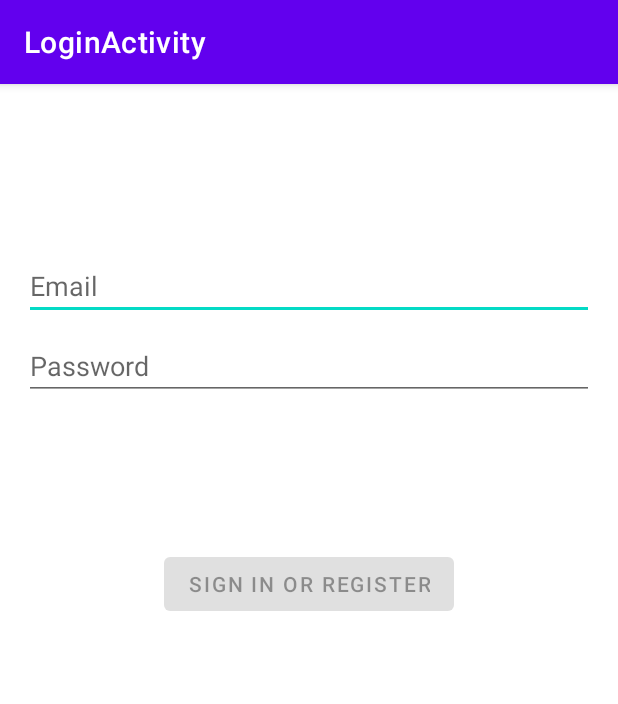
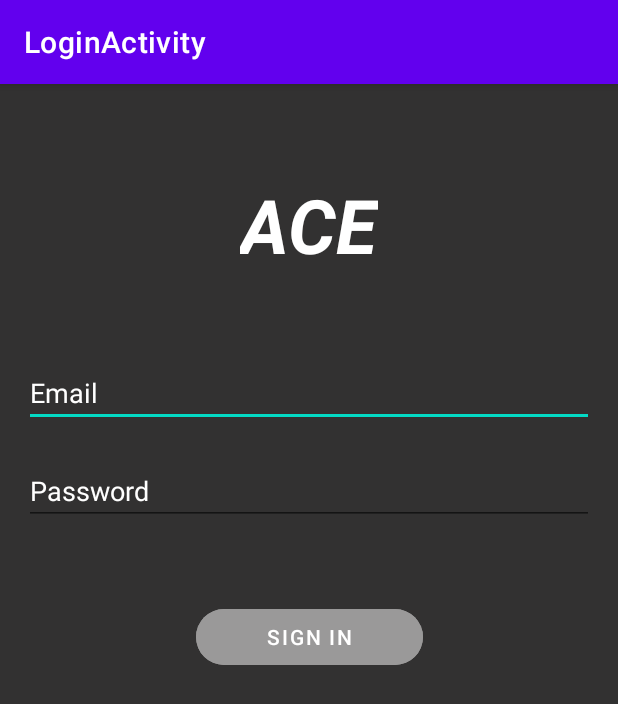
Before and after one commit to saymaakhan/ece452-project, an Android app: the LoginActivity screen opened directly, with no data from a screen before it, on a phone screen of 412 x 824 dp. Shown: the top 704 px of the screen. Run offline under Robolectric (Android 15) with nearby library versions, the phone set to English and light mode, and no system bars.

Commit message:
Changed UI of login page to match mockup

```diff
--- a/Ace/app/src/main/res/layout/activity_login.xml
+++ b/Ace/app/src/main/res/layout/activity_login.xml
@@ -9,50 +9,58 @@
     android:paddingTop="@dimen/activity_vertical_margin"
     android:paddingRight="@dimen/activity_horizontal_margin"
     android:paddingBottom="@dimen/activity_vertical_margin"
+    android:background="#323131"
     tools:context=".ui.login.LoginActivity">
 
     <EditText
         android:id="@+id/username"
         android:layout_width="0dp"
         android:layout_height="wrap_content"
-        android:layout_marginTop="96dp"
+        android:layout_marginTop="56dp"
         android:autofillHints="@string/prompt_email"
         android:hint="@string/prompt_email"
         android:inputType="textEmailAddress"
         android:selectAllOnFocus="true"
+        android:textColor="#FFFFFF"
+        android:textColorHint="#FFFFFF"
         app:layout_constraintEnd_toEndOf="parent"
         app:layout_constraintStart_toStartOf="parent"
-        app:layout_constraintTop_toTopOf="parent" />
+        app:layout_constraintTop_toBottomOf="@+id/textView5" />
 
     <EditText
         android:id="@+id/password"
         android:layout_width="0dp"
         android:layout_height="wrap_content"
-        android:layout_marginTop="8dp"
+        android:layout_marginTop="20dp"
         android:autofillHints="@string/prompt_password"
         android:hint="@string/prompt_password"
         android:imeActionLabel="@string/action_sign_in_short"
         android:imeOptions="actionDone"
         android:inputType="textPassword"
         android:selectAllOnFocus="true"
+        android:textColor="#FFFFFF"
+        android:textColorHint="#FFFFFF"
         app:layout_constraintEnd_toEndOf="parent"
+        app:layout_constraintHorizontal_bias="0.187"
         app:layout_constraintStart_toStartOf="parent"
         app:layout_constraintTop_toBottomOf="@+id/username" />
 
     <Button
         android:id="@+id/login"
-        android:layout_width="wrap_content"
-        android:layout_height="wrap_content"
+        android:layout_width="151dp"
+        android:layout_height="49dp"
         android:layout_gravity="start"
-        android:layout_marginTop="16dp"
-        android:layout_marginBottom="64dp"
+        android:backgroundTint="#9A9999"
         android:enabled="false"
-        android:text="@string/action_sign_in"
+        android:text="SIGN IN"
+        android:textColor="#FFFFFF"
+        android:textColorHint="#FFFFFF"
+        app:cornerRadius="32dp"
         app:layout_constraintBottom_toBottomOf="parent"
         app:layout_constraintEnd_toEndOf="parent"
         app:layout_constraintStart_toStartOf="parent"
         app:layout_constraintTop_toBottomOf="@+id/password"
-        app:layout_constraintVertical_bias="0.2" />
+        app:layout_constraintVertical_bias="0.123" />
 
     <ProgressBar
         android:id="@+id/loading"
@@ -68,4 +76,19 @@
         app:layout_constraintTop_toTopOf="parent"
         app:layout_constraintVertical_bias="0.3" />
 
+    <TextView
+        android:id="@+id/textView5"
+        android:layout_width="wrap_content"
+        android:layout_height="wrap_content"
+        android:layout_marginTop="44dp"
+        android:fontFamily="arial"
+        android:text="ACE"
+        android:textAllCaps="true"
+        android:textColor="@color/white"
+        android:textSize="50sp"
+        android:textStyle="italic|bold"
+        app:layout_constraintEnd_toEndOf="parent"
+        app:layout_constraintStart_toStartOf="parent"
+        app:layout_constraintTop_toTopOf="parent" />
+
 </androidx.constraintlayout.widget.ConstraintLayout>
```
Also changed, not shown: Ace/app/src/main/res/layout/activity_main.xml (+72 -6 lines), Ace/app/src/main/res/drawable/loginlogo.png (added).
